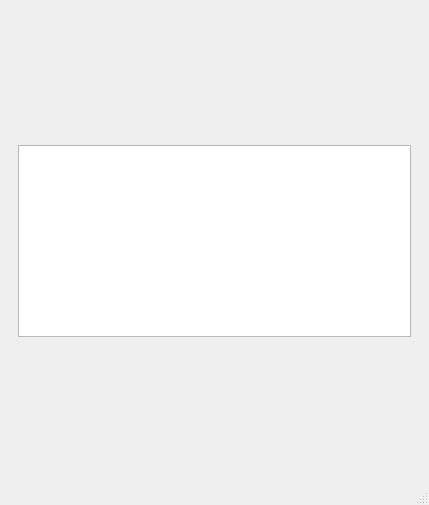
This is mainwindow.ui in mikroffarad/QtEmerge as Qt 5 draws it before an edit. The edited form follows.
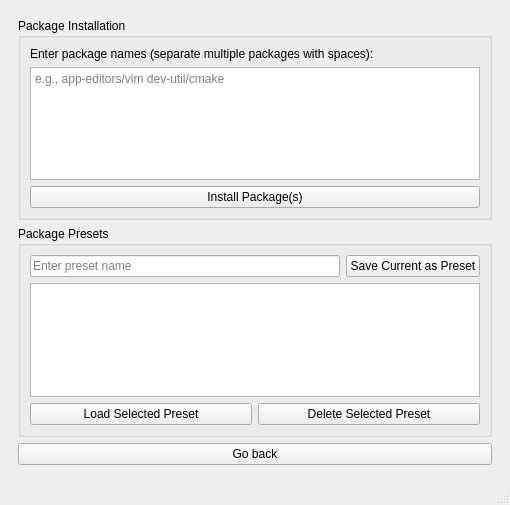
This is the edited form. The open tabs and pages were chosen to show the change.

Commit message: feat: install packages

```diff
--- a/mainwindow.ui
+++ b/mainwindow.ui
@@ -6,7 +6,7 @@
    <rect>
     <x>0</x>
     <y>0</y>
-    <width>429</width>
+    <width>510</width>
     <height>505</height>
    </rect>
   </property>
@@ -80,26 +80,89 @@
       <widget class="QWidget" name="page_install">
        <layout class="QGridLayout" name="gridLayout_3">
         <item row="0" column="0">
-         <layout class="QVBoxLayout" name="verticalLayout_4">
+         <layout class="QVBoxLayout" name="verticalLayout">
           <item>
-           <widget class="QPlainTextEdit" name="plainTextEdit">
-            <property name="sizePolicy">
-             <sizepolicy hsizetype="Expanding" vsizetype="Fixed">
-              <horstretch>0</horstretch>
-              <verstretch>0</verstretch>
-             </sizepolicy>
+           <widget class="QGroupBox" name="groupBox_packages">
+            <property name="title">
+             <string>Package Installation</string>
             </property>
-            <property name="minimumSize">
-             <size>
-              <width>0</width>
-              <height>25</height>
-             </size>
+            <layout class="QVBoxLayout" name="verticalLayout_4">
+             <item>
+              <widget class="QLabel" name="label_hint">
+               <property name="text">
+                <string>Enter package names (separate multiple packages with spaces):</string>
+               </property>
+              </widget>
+             </item>
+             <item>
+              <widget class="QPlainTextEdit" name="pte_packages">
+               <property name="placeholderText">
+                <string>e.g., app-editors/vim dev-util/cmake</string>
+               </property>
+              </widget>
+             </item>
+             <item>
+              <widget class="QPushButton" name="b_installPackages">
+               <property name="text">
+                <string>Install Package(s)</string>
+               </property>
+              </widget>
+             </item>
+            </layout>
+           </widget>
+          </item>
+          <item>
+           <widget class="QGroupBox" name="groupBox_presets">
+            <property name="title">
+             <string>Package Presets</string>
             </property>
-            <property name="baseSize">
-             <size>
-              <width>0</width>
-              <height>25</height>
-             </size>
+            <layout class="QVBoxLayout" name="verticalLayout_3">
+             <item>
+              <layout class="QHBoxLayout" name="horizontalLayout">
+               <item>
+                <widget class="QLineEdit" name="le_presetName">
+                 <property name="placeholderText">
+                  <string>Enter preset name</string>
+                 </property>
+                </widget>
+               </item>
+               <item>
+                <widget class="QPushButton" name="b_savePreset">
+                 <property name="text">
+                  <string>Save Current as Preset</string>
+                 </property>
+                </widget>
+               </item>
+              </layout>
+             </item>
+             <item>
+              <widget class="QListWidget" name="lw_presets"/>
+             </item>
+             <item>
+              <layout class="QHBoxLayout" name="horizontalLayout_2">
+               <item>
+                <widget class="QPushButton" name="b_loadPreset">
+                 <property name="text">
+                  <string>Load Selected Preset</string>
+                 </property>
+                </widget>
+               </item>
+               <item>
+                <widget class="QPushButton" name="b_deletePreset">
+                 <property name="text">
+                  <string>Delete Selected Preset</string>
+                 </property>
+                </widget>
+               </item>
+              </layout>
+             </item>
+            </layout>
+           </widget>
+          </item>
+          <item>
+           <widget class="QPushButton" name="b_back">
+            <property name="text">
+             <string>Go back</string>
             </property>
            </widget>
           </item>
```
Left out of the diff: 2 changed lines with no effect on the pictures. The commit also changes 4 other files.
